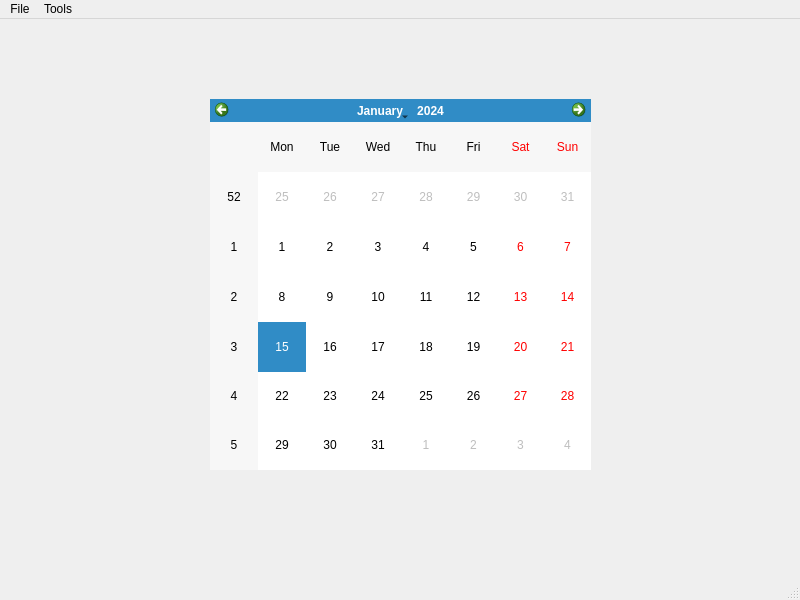
iniguitoo/Calendar-Project, file CalendarProject.ui: the form before one commit.
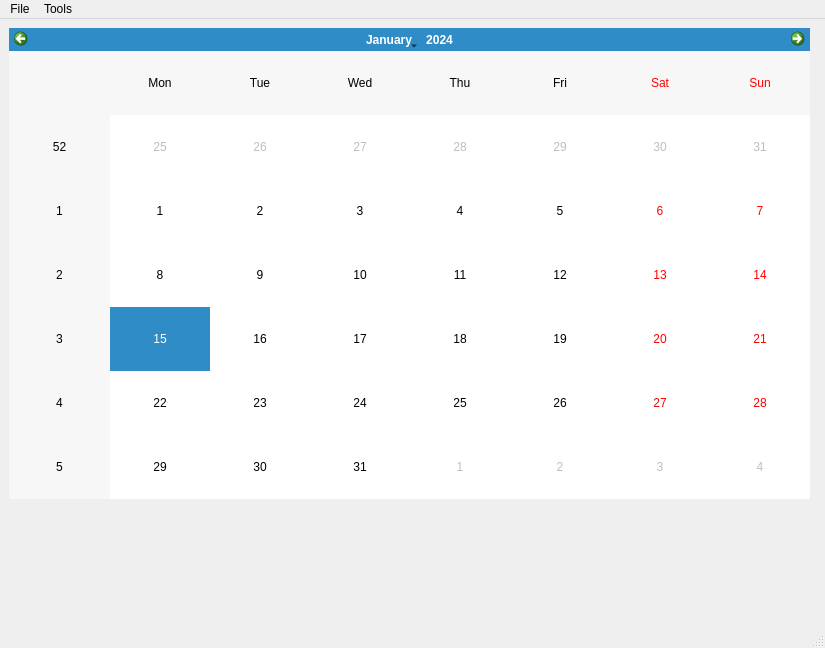
The form after the commit.

The edit to the form file:
```diff
--- a/CalendarProject.ui
+++ b/CalendarProject.ui
@@ -6,8 +6,8 @@
    <rect>
     <x>0</x>
     <y>0</y>
-    <width>800</width>
-    <height>600</height>
+    <width>825</width>
+    <height>648</height>
    </rect>
   </property>
   <property name="windowTitle">
@@ -17,10 +17,10 @@
    <widget class="QCalendarWidget" name="calendar_1">
     <property name="geometry">
      <rect>
-      <x>210</x>
-      <y>80</y>
-      <width>381</width>
-      <height>371</height>
+      <x>9</x>
+      <y>9</y>
+      <width>801</width>
+      <height>471</height>
      </rect>
     </property>
    </widget>
@@ -30,8 +30,8 @@
     <rect>
      <x>0</x>
      <y>0</y>
-     <width>800</width>
-     <height>21</height>
+     <width>825</width>
+     <height>26</height>
     </rect>
    </property>
    <widget class="QMenu" name="menufile">
```
